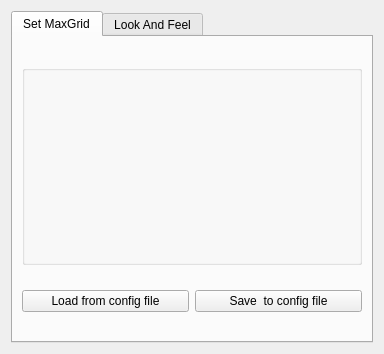
Qt form ui_forms/parametersoptions.ui (parisolab/mathmod) before a commit.
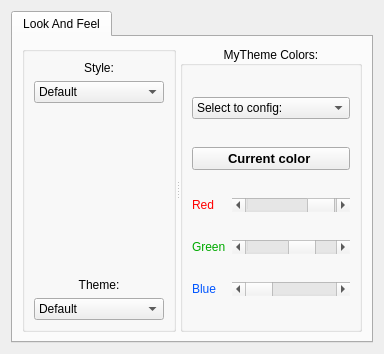
The same form after that commit.

Commit message: #210 GUI enhancement for Ios and Android

```diff
--- a/ui_forms/parametersoptions.ui
+++ b/ui_forms/parametersoptions.ui
@@ -31,71 +31,12 @@
      <property name="currentIndex">
       <number>0</number>
      </property>
-     <widget class="QWidget" name="tab">
-      <attribute name="title">
-       <string>Set MaxGrid</string>
-      </attribute>
-      <layout class="QGridLayout" name="gridLayout_2">
-       <item row="0" column="0">
-        <widget class="QGroupBox" name="ColorsgroupBox">
-         <property name="sizePolicy">
-          <sizepolicy hsizetype="Preferred" vsizetype="Preferred">
-           <horstretch>0</horstretch>
-           <verstretch>0</verstretch>
-          </sizepolicy>
-         </property>
-         <property name="maximumSize">
-          <size>
-           <width>16777215</width>
-           <height>200</height>
-          </size>
-         </property>
-         <property name="palette">
-          <palette>
-           <active/>
-           <inactive/>
-           <disabled/>
-          </palette>
-         </property>
-         <property name="title">
-          <string/>
-         </property>
-         <property name="alignment">
-          <set>Qt::AlignCenter</set>
-         </property>
-         <layout class="QGridLayout" name="gridLayout">
-          <property name="leftMargin">
-           <number>12</number>
-          </property>
-         </layout>
-        </widget>
-       </item>
-       <item row="1" column="0">
-        <layout class="QHBoxLayout" name="horizontalLayout">
-         <item>
-          <widget class="QPushButton" name="loadconfig">
-           <property name="text">
-            <string>Load from config file</string>
-           </property>
-          </widget>
-         </item>
-         <item>
-          <widget class="QPushButton" name="save">
-           <property name="text">
-            <string>Save  to config file</string>
-           </property>
-          </widget>
-         </item>
-        </layout>
-       </item>
-      </layout>
-     </widget>
      <widget class="QWidget" name="tab_2">
       <attribute name="title">
        <string>Look And Feel</string>
       </attribute>
       <layout class="QGridLayout" name="gridLayout_4">
-       <item row="0" column="0" colspan="3">
+       <item row="0" column="0" colspan="2">
         <widget class="QSplitter" name="splitter">
          <property name="orientation">
           <enum>Qt::Horizontal</enum>
@@ -508,39 +449,6 @@
          </widget>
         </widget>
        </item>
-       <item row="1" column="0">
-        <spacer name="horizontalSpacer_2">
-         <property name="orientation">
-          <enum>Qt::Horizontal</enum>
-         </property>
-         <property name="sizeHint" stdset="0">
-          <size>
-           <width>109</width>
-           <height>20</height>
-          </size>
-         </property>
-        </spacer>
-       </item>
-       <item row="1" column="1">
-        <widget class="QPushButton" name="TestConfig">
-         <property name="text">
-          <string>TestConfig</string>
-         </property>
-        </widget>
-       </item>
-       <item row="1" column="2">
-        <spacer name="horizontalSpacer">
-         <property name="orientation">
-          <enum>Qt::Horizontal</enum>
-         </property>
-         <property name="sizeHint" stdset="0">
-          <size>
-           <width>108</width>
-           <height>20</height>
-          </size>
-         </property>
-        </spacer>
-       </item>
       </layout>
      </widget>
     </widget>
```
The commit also changes 3 other files.
